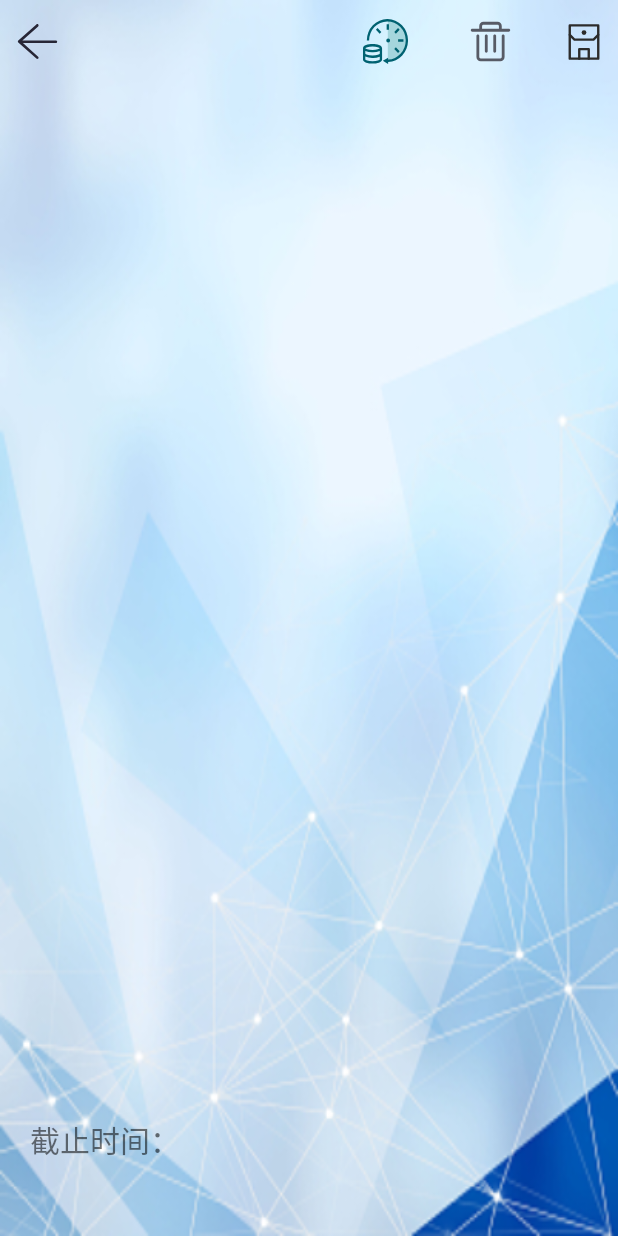
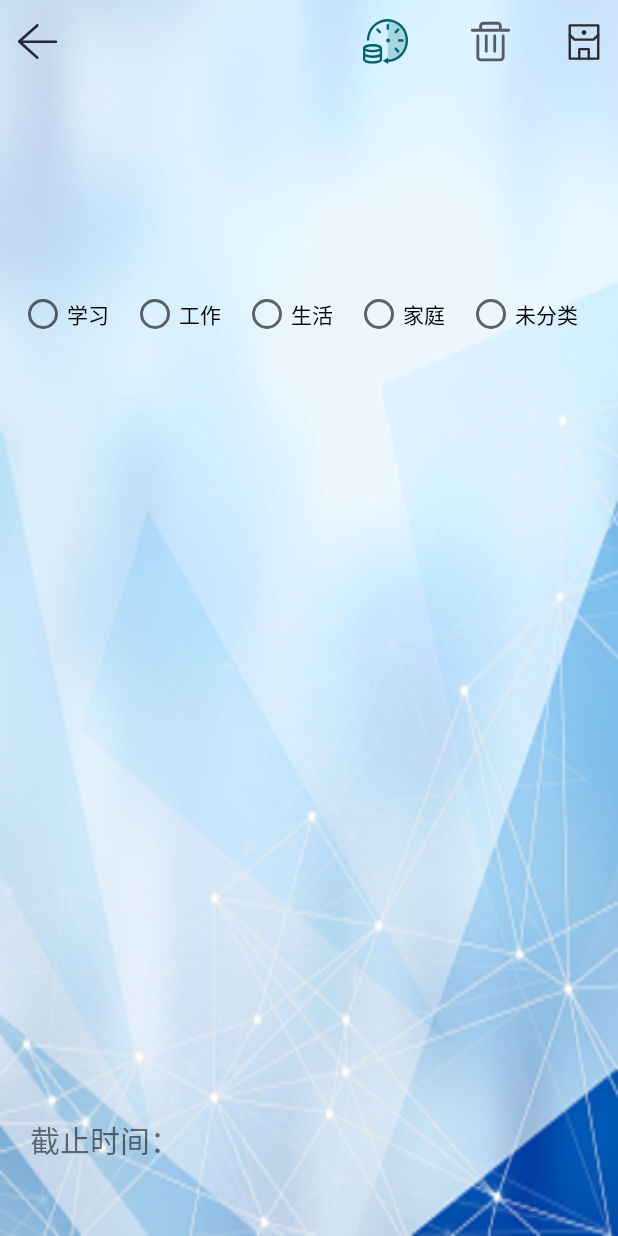
Before and after one commit to 1zhangluo1/ToDo, an Android app: the QueryAndChange screen opened directly, with no data from a screen before it, on a phone screen of 412 x 824 dp. Run offline under Robolectric (Android 15) with nearby library versions, the phone set to English and light mode, and no system bars; our stand-ins replace EventBus; libraries missing offline, so code that uses them is left out: org.litepal; 7 statements that could not run were skipped.

```diff
--- a/app/src/main/AndroidManifest.xml
+++ b/app/src/main/AndroidManifest.xml
@@ -16,6 +16,9 @@
         android:supportsRtl="true"
         android:theme="@style/Theme.NeedToDo"
         tools:targetApi="31">
+
+        <activity android:name=".Test"
+            android:exported="false"/>
         <activity
             android:name=".Search"
             android:exported="false" />
--- a/app/src/main/java/com/example/needtodo/QueryAndChange.java
+++ b/app/src/main/java/com/example/needtodo/QueryAndChange.java
@@ -2,9 +2,10 @@ package com.example.needtodo;
 
 import android.content.Intent;
 import android.os.Bundle;
-import android.util.Log;
 import android.widget.EditText;
 import android.widget.ImageView;
+import android.widget.RadioButton;
+import android.widget.RadioGroup;
 import android.widget.TextView;
 import android.widget.Toast;
 
@@ -22,50 +23,63 @@ public class QueryAndChange extends BaseActivity {
     private ImageView save;
     private ImageView delete;
     private ImageView tomatoTime;
+    private RadioGroup radioGroup;
+    private RadioButton radioButton;
+    private String id;
+    private int checkedId;
 
     @Override
     protected void onCreate(Bundle savedInstanceState) {
         super.onCreate(savedInstanceState);
         setContentView(R.layout.activity_query_and_change);
+        radioGroup = findViewById(R.id.choose_type);
         title = findViewById(R.id.headline);
-        ToDoList toDoList=this.getIntent().getParcelableExtra("content");
-        title.setText(toDoList.getThing());
-        String id = String.valueOf(toDoList.getId());
-        Log.d("MY ID",id);
-        ThingsList showThing = LitePal.where("id = ?",String.valueOf(toDoList.getId())).findFirst(ThingsList.class);
+        if (this.getIntent().getParcelableExtra("content") != null) {
+            ToDoList toDoList = this.getIntent().getParcelableExtra("content");
+            id = String.valueOf(toDoList.getId());
+        } else if (this.getIntent().getParcelableExtra("selection") != null) {
+            Selection.SingleSelection point_id = this.getIntent().getParcelableExtra("selection");
+            id = String.valueOf(point_id.getId());
+        }
+        ThingsList showThing = LitePal.where("id = ?", id).findFirst(ThingsList.class);
+        title.setText(showThing.getHeadline());
         text = findViewById(R.id.text);
         text.setText(showThing.getThings());
-        Log.d("tag",showThing.toString());
         deadline = findViewById(R.id.deadline);
         deadline.setText(Objects.toString(showThing.getDeadline()));
         back = findViewById(R.id.back);
         back.setOnClickListener(v -> finish());
         delete = findViewById(R.id.delete1);
         delete.setOnClickListener(v -> {
-            LitePal.deleteAll(ThingsList.class,"id = ?",String.valueOf(toDoList.getId()));
+            LitePal.deleteAll(ThingsList.class, "id = ?", id);
             EventBus.getDefault().post(new UpdateList("删除成功"));
             Toast.makeText(QueryAndChange.this, "删除成功", Toast.LENGTH_SHORT).show();
             finish();
         });
         save = findViewById(R.id.save_new);
         save.setOnClickListener(v -> {
+            checkedId = radioGroup.getCheckedRadioButtonId();
+            radioButton = findViewById(checkedId);
+            String type = radioButton.getText().toString();
             String headline = title.getText().toString();
             String content = text.getText().toString();
             ThingsList update = new ThingsList();
             update.setHeadline(headline);
             update.setThings(content);
-            update.updateAll("id = ?",String.valueOf(toDoList.getId()));
+            update.setType(type);
+            update.updateAll("id = ?", String.valueOf(id));
+            EventBus.getDefault().post(new UpdateList("修改成功"));
             Toast.makeText(QueryAndChange.this, "修改成功", Toast.LENGTH_SHORT).show();
-            EventBus.getDefault().post(new UpdateList("删除成功"));
             finish();
         });
-        enterTomato(toDoList);
+        enterTomato(id);
     }
-    private void enterTomato(ToDoList toDoList){
+
+    private void enterTomato(String id) {
         tomatoTime = findViewById(R.id.tomatoClock);
         tomatoTime.setOnClickListener(v -> {
             Intent intent = new Intent(this, TomatoClock.class);
-            intent.putExtra("thingsToSetClock",toDoList);
+            intent.putExtra("thingsToSetClock", id);
             startActivity(intent);
         });
     }
--- a/app/src/main/res/layout/activity_add_thing_list.xml
+++ b/app/src/main/res/layout/activity_add_thing_list.xml
@@ -15,6 +15,10 @@
         android:background="@drawable/ic_back"
         android:layout_marginLeft="10dp"
         android:padding="5dp"/>
+    <Button
+        android:layout_width="wrap_content"
+        android:layout_height="wrap_content"
+        android:id="@+id/ooo"/>
 
     <TextView
         android:layout_width="match_parent"
--- a/app/src/main/res/layout/activity_query_and_change.xml
+++ b/app/src/main/res/layout/activity_query_and_change.xml
@@ -89,5 +89,52 @@
             android:layout_alignParentLeft="true"
             android:layout_marginBottom="50dp"
             android:layout_marginLeft="125dp"/>
+
+        <RadioGroup
+            android:layout_width="match_parent"
+            android:layout_height="wrap_content"
+            android:id="@+id/choose_type"
+            android:layout_below="@+id/text"
+            android:layout_marginTop="5dp"
+            android:layout_margin="5dp"
+            android:orientation="horizontal">
+
+            <RadioButton
+                android:layout_width="wrap_content"
+                android:layout_height="wrap_content"
+                android:text="学习"
+                android:id="@+id/study"
+                android:checked="false"
+                android:layout_margin="7dp"/>
+            <RadioButton
+                android:layout_width="wrap_content"
+                android:layout_height="wrap_content"
+                android:text="工作"
+                android:id="@+id/work"
+                android:checked="false"
+                android:layout_margin="7dp"/>
+            <RadioButton
+                android:layout_width="wrap_content"
+                android:layout_height="wrap_content"
+                android:text="生活"
+                android:id="@+id/life"
+                android:checked="false"
+                android:layout_margin="7dp"/>
+            <RadioButton
+                android:layout_width="wrap_content"
+                android:layout_height="wrap_content"
+                android:text="家庭"
+                android:id="@+id/family"
+                android:checked="false"
+                android:layout_margin="7dp"/>
+            <RadioButton
+                android:layout_width="wrap_content"
+                android:layout_height="wrap_content"
+                android:text="未分类"
+                android:id="@+id/selection_false"
+                android:checked="false"
+                android:layout_margin="7dp"/>
+        </RadioGroup>
+
     </RelativeLayout>
 </LinearLayout>
```
Also changed, not shown: app/src/main/java/com/example/needtodo/AddThingList.java (+10 -2 lines), app/src/main/java/com/example/needtodo/ToDoList.java (+16 -0 lines), app/src/main/java/com/example/needtodo/TomatoClock.java (+6 -4 lines), app/src/main/res/layout/activity_select_time.xml (+21 -4 lines).
